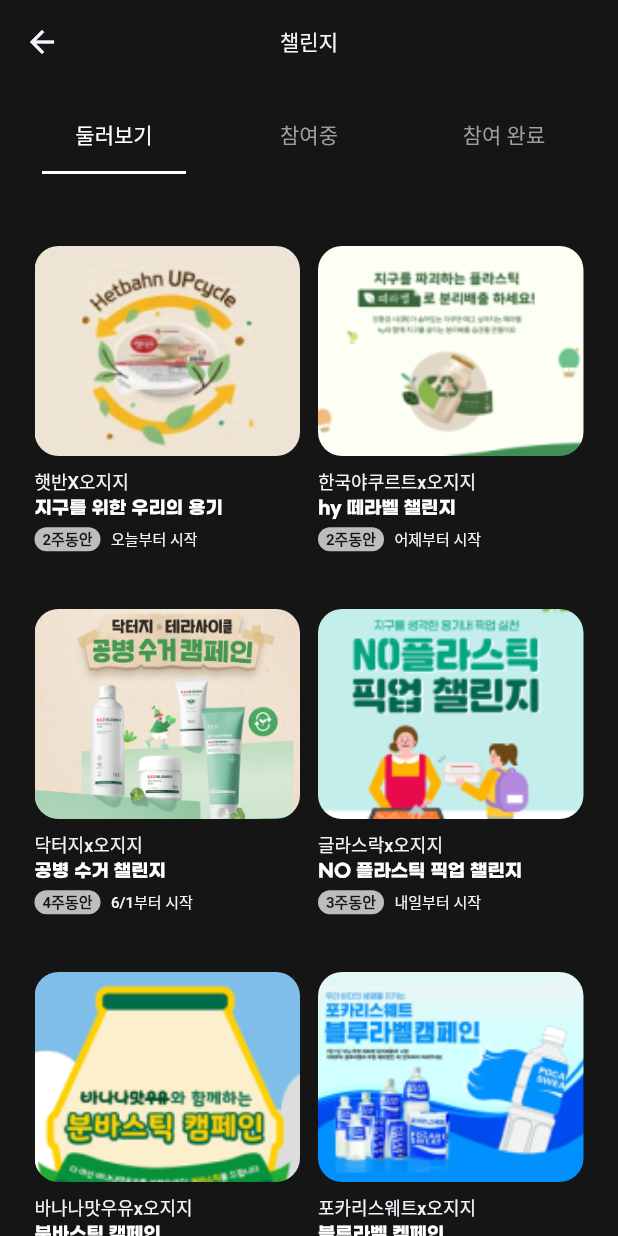
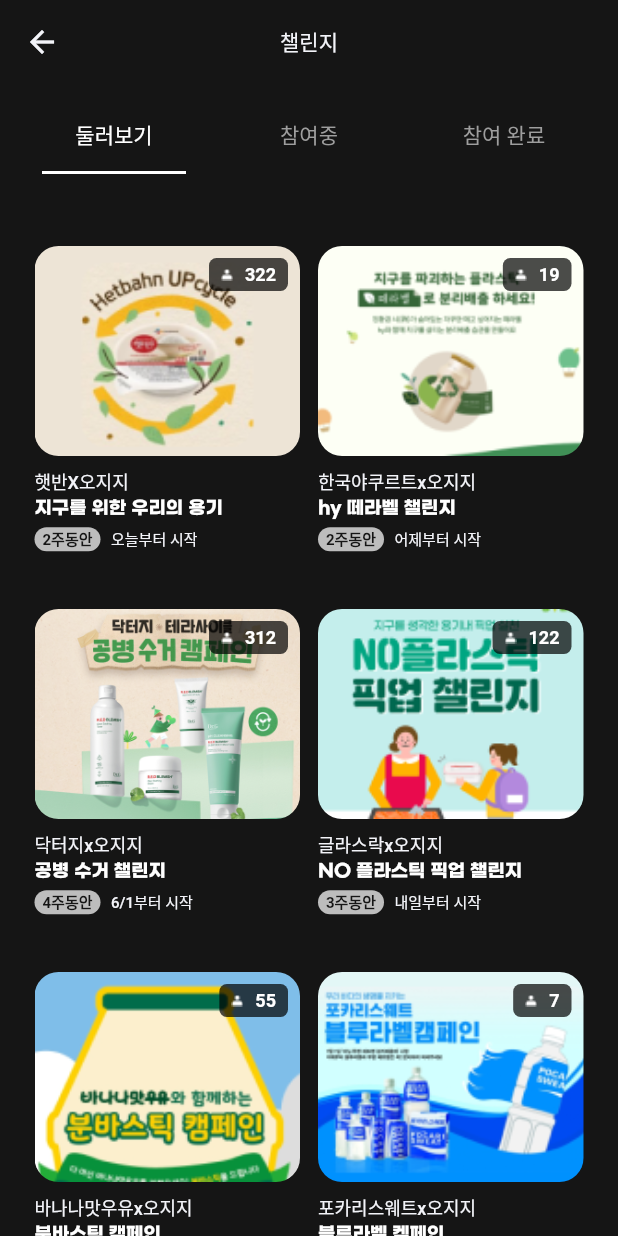
Before and after one commit to haram22/sessakthon, a Flutter app: the challengeView screen opened directly, on a phone screen of 412 x 824 dp. Run offline on Flutter 3.47's test engine with Material 2 defaults, Android fonts, the phone set to English and light mode, and no system bars; our stand-ins replace flutter_cache_manager, flutter_screenutil; missing offline and left inert: async_wallpaper, circle_progress_bar, flame_splash_screen, screen_state; Roboto replaces fonts that are missing (pretendard, pretendart); project files that could hold a hidden picture were left out.

Commit message:
challenge detail changes

```diff
--- a/lib/Model/challengeData.dart
+++ b/lib/Model/challengeData.dart
@@ -7,6 +7,7 @@
     "organization": "햇반X오지지",
     "desription": "오늘부터 시작",
     "length": "2주동안",
+    "participant" : "322",
 
     ///
     "backImg": "assets/challenge/challengeComp1.png",
@@ -42,6 +43,7 @@
     "organization": "한국야쿠르트x오지지",
     "desription": "어제부터 시작",
     "length": "2주동안",
+    "participant" : "19",
 
     ///
     "backImg": "assets/challenge/challengeComp1.png",
@@ -77,6 +79,7 @@
     "organization": "닥터지x오지지",
     "desription": "6/1부터 시작",
     "length": "4주동안",
+    "participant" : "312",
 
     ///
     "backImg": "assets/challenge/challengeComp1.png",
@@ -112,6 +115,7 @@
     "organization": "글라스락x오지지",
     "desription": "내일부터 시작",
     "length": "3주동안",
+    "participant" : "122",
 
     ///
     "backImg": "assets/challenge/challengeComp1.png",
@@ -147,6 +151,7 @@
     "organization": "바나나맛우유x오지지",
     "desription": "오늘부터 시작",
     "length": "1주동안",
+    "participant" : "55",
 
     ///
     "backImg": "assets/challenge/challengeComp1.png",
@@ -182,6 +187,7 @@
     "organization": "포카리스웨트x오지지",
     "desription": "7/1부터 시작",
     "length": "5주동안",
+    "participant" : "7",
 
     ///
     "backImg": "assets/challenge/challengeComp1.png",
--- a/lib/View/challenge/challengeComp.dart
+++ b/lib/View/challenge/challengeComp.dart
@@ -38,6 +38,8 @@
               child: Column(
                 crossAxisAlignment: CrossAxisAlignment.start,
                 children: [
+                  Stack(
+                    children: [
                       if (map.containsKey('image'))
                         ClipRRect(
                           borderRadius: const BorderRadius.only(
@@ -53,6 +55,47 @@
                             fit: BoxFit.cover,
                           ),
                         ),
+                        Positioned(
+                          top: 8,
+                          right: 8,
+                          child: Container(
+                            decoration: BoxDecoration(
+                              color: Colors.black.withOpacity(0.7),
+                              borderRadius: BorderRadius.all(Radius.circular(5.0))
+
+                            ),
+                            padding: const EdgeInsets.symmetric(
+                              vertical: 4.0,
+                              horizontal: 8.0,
+                            ),
+                            child: Row(
+                              children: [
+                                Image.asset("assets/challenge/Mask group.png"),
+                              //below makes controlable the image.
+                              //   Container(
+                              //   width: 12,
+                              //   height: 12,
+                              //   child: Image.asset(
+                              //     "assets/challenge/Mask group.png",
+                              //     color: Colors.white,
+                              //   ),
+                              // ),
+                                SizedBox(width: 8.0,height: 0.1,),
+                                Text(
+                                  map['participant'],
+                                  style: TextStyle(
+                                    color: Colors.white,
+                                    fontSize: 12,
+                                    fontWeight: FontWeight.bold,
+                                  ),
+                                ),
+                              ],
+                            ),
+                          )
+                        ),
+                    ],
+                  ),
+
                   SizedBox(
                     height: 8,
                   ),
```
Also changed, not shown: lib/View/challenge/challengeDetail.dart (+31 -19 lines), assets/challenge/Mask group.png (added). Lines whose indentation alone changed are shown as unchanged.
